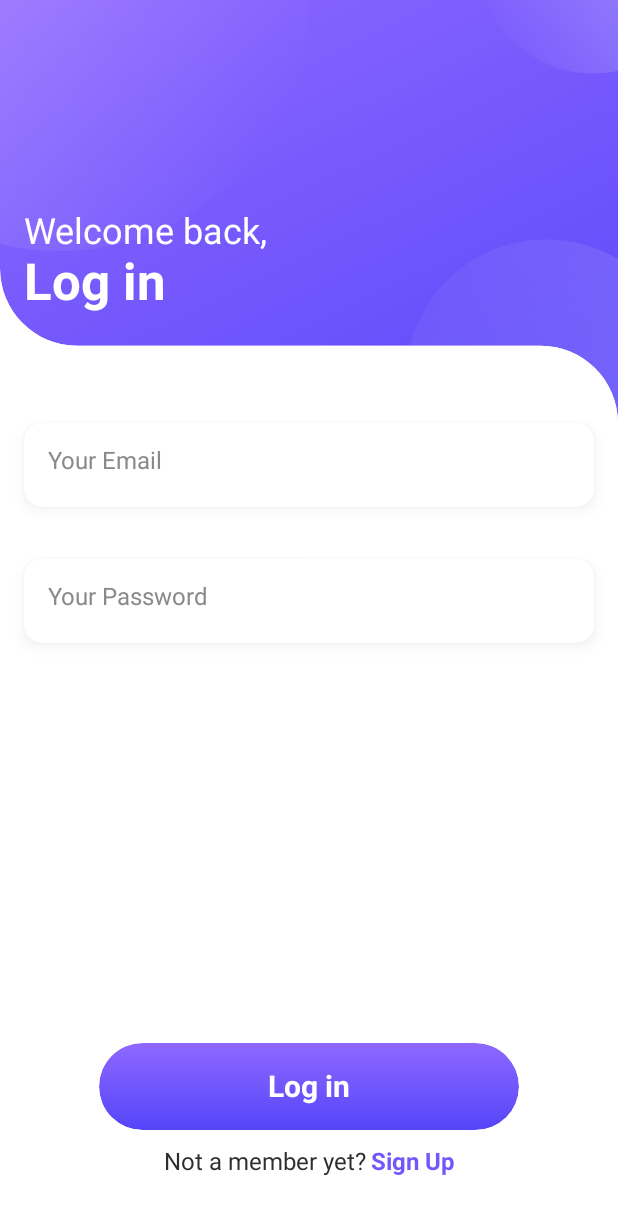
After one commit to theuniking/TrueEmotions, an Android app built with Jetpack Compose: the composable LoginScreen shown on its own in the app's theme, on a phone screen of 412 x 824 dp. The commit adds this screen. Shown: the top 1215 px of the screen. Run offline under Robolectric (Android 15) with nearby library versions, the phone set to English and light mode, and no system bars; our stand-ins replace Dagger/Hilt's generated code, accompanist; libraries missing offline, so code that uses them is left out: com.google.accompanist.navigation; 3 statements that could not run were skipped.

Commit message:
LoginScreen Implemented

```diff
--- a/app/build.gradle
+++ b/app/build.gradle
@@ -83,6 +83,7 @@ android {
 dependencies {
     implementation project(':lib:ui')
     implementation project(':lib:domain')
+    implementation project(':features:auth')
 
     implementation libs.bundles.androidx
 
--- a/app/src/main/AndroidManifest.xml
+++ b/app/src/main/AndroidManifest.xml
@@ -18,7 +18,6 @@
             android:configChanges="density|fontScale|keyboard|keyboardHidden|layoutDirection|locale|mcc|mnc|navigation|orientation|screenLayout|screenSize|smallestScreenSize|touchscreen|uiMode"
             android:launchMode="singleTask"
             android:screenOrientation="portrait"
-            android:windowSoftInputMode="adjustResize"
             android:theme="@style/SplashTheme"
             tools:ignore="LockedOrientationActivity">
             <intent-filter>
--- a/app/src/main/kotlin/com/verome/emotions/presentation/main/MainActivity.kt
+++ b/app/src/main/kotlin/com/verome/emotions/presentation/main/MainActivity.kt
@@ -42,7 +42,7 @@ class MainActivity : AppCompatActivity() {
                     modifier = Modifier
                         .padding(WindowInsets.navigationBars.asPaddingValues())
                         .fillMaxSize(),
-                    color = MaterialTheme.additionalColors.backgroundPrimary,
+                    color = MaterialTheme.additionalColors.background,
                 ) {
                     val uiState by viewModel.uiState.collectAsState()
                     splashScreen.setKeepOnScreenCondition {
--- a/app/src/main/kotlin/com/verome/emotions/presentation/main/MainContent.kt
+++ b/app/src/main/kotlin/com/verome/emotions/presentation/main/MainContent.kt
@@ -3,6 +3,7 @@ package com.verome.emotions.presentation.main
 import androidx.compose.runtime.Composable
 import androidx.compose.runtime.LaunchedEffect
 import androidx.compose.ui.platform.LocalLifecycleOwner
+import androidx.hilt.navigation.compose.hiltViewModel
 import androidx.lifecycle.Lifecycle
 import androidx.lifecycle.flowWithLifecycle
 import androidx.navigation.compose.NavHost
@@ -19,6 +20,7 @@ import com.verome.core.ui.navigation.OpenBottomSheetEvent
 import com.verome.core.ui.navigation.OpenScreenEvent
 import com.verome.core.ui.navigation.Screen
 import com.verome.core.ui.widgets.dialog.alert.ShowAlertDialog
+import com.verome.emotions.auth.presentation.login.LoginScreen
 
 @OptIn(ExperimentalMaterialNavigationApi::class)
 @Composable
@@ -60,14 +62,14 @@ internal fun MainContent(uiState: MainUiState, viewModel: MainViewModel) {
     ) {
         NavHost(
             navController = navController,
-            startDestination = Screen.Home.route,
+            startDestination = Screen.Auth.route,
         ) {
             navigation(
                 route = Screen.Auth.route,
                 startDestination = Screen.Auth.LogIn.route,
             ) {
                 composable(Screen.Auth.LogIn.route) {
-
+                    LoginScreen(viewModel = hiltViewModel())
                 }
                 composable(Screen.Auth.SignUp.route) {
 
--- /dev/null
+++ b/features/auth/src/main/AndroidManifest.xml
@@ -0,0 +1,2 @@
+<?xml version="1.0" encoding="utf-8"?>
+<manifest />
--- /dev/null
+++ b/features/auth/src/main/kotlin/com/verome/emotions/auth/presentation/login/LoginContent.kt
@@ -0,0 +1,103 @@
+package com.verome.emotions.auth.presentation.login
+
+import androidx.compose.foundation.Image
+import androidx.compose.foundation.clickable
+import androidx.compose.foundation.layout.Box
+import androidx.compose.foundation.layout.Column
+import androidx.compose.foundation.layout.Row
+import androidx.compose.foundation.layout.Spacer
+import androidx.compose.foundation.layout.fillMaxWidth
+import androidx.compose.foundation.layout.height
+import androidx.compose.foundation.layout.padding
+import androidx.compose.foundation.layout.width
+import androidx.compose.material.MaterialTheme
+import androidx.compose.material.Text
+import androidx.compose.runtime.Composable
+import androidx.compose.ui.Alignment
+import androidx.compose.ui.Modifier
+import androidx.compose.ui.graphics.vector.ImageVector
+import androidx.compose.ui.layout.ContentScale
+import androidx.compose.ui.res.vectorResource
+import androidx.compose.ui.unit.dp
+import com.verome.auth.R
+import com.verome.core.domain.empty
+import com.verome.core.ui.input.CommonInputField
+import com.verome.core.ui.theme.additionalColors
+import com.verome.core.ui.theme.bold
+import com.verome.core.ui.widgets.button.DefaultButton
+
+@Composable
+internal fun LoginContent(
+    uiState: LoginUiState,
+    controller: LoginController,
+) {
+    Column {
+        Box {
+            Image(
+                modifier = Modifier.fillMaxWidth(),
+                imageVector = ImageVector.vectorResource(id = R.drawable.bg_abstract_illustration),
+                contentDescription = null,
+                contentScale = ContentScale.FillWidth,
+                alignment = Alignment.BottomStart,
+            )
+            Column(
+                modifier = Modifier
+                    .align(Alignment.BottomStart)
+                    .padding(bottom = 74.dp, start = 16.dp),
+            ) {
+                Text(
+                    text = "Welcome back,",
+                    style = MaterialTheme.typography.h2,
+                    color = MaterialTheme.additionalColors.coreWhite,
+                )
+                Text(
+                    text = "Log in",
+                    style = MaterialTheme.typography.h1.bold(),
+                    color = MaterialTheme.additionalColors.coreWhite,
+                )
+            }
+        }
+        Column(
+            modifier = Modifier.padding(
+                horizontal = 16.dp,
+            ),
+            horizontalAlignment = Alignment.CenterHorizontally,
+        ) {
+            CommonInputField(
+                text = uiState.email,
+                onValueChange = controller::onEmailFieldChange,
+                placeholderText = "Your Email",
+                errorText = String.empty,
+                trailingIconRes = if (uiState.emailError != null) R.drawable.ic_disapprove else null,
+            )
+            Spacer(modifier = Modifier.height(8.dp))
+            CommonInputField(
+                text = uiState.password,
+                onValueChange = controller::onPasswordFieldChange,
+                placeholderText = "Your Password",
+                errorText = String.empty,
+            )
+            Spacer(modifier = Modifier.weight(1f))
+            DefaultButton(
+                text = "Log in",
+                onClick = controller::onLoginButtonClick,
+                modifier = Modifier.fillMaxWidth(),
+            )
+            Spacer(modifier = Modifier.height(12.dp))
+            Row {
+                Text(
+                    text = "Not a member yet?",
+                    style = MaterialTheme.typography.body1,
+                )
+                Spacer(modifier = Modifier.width(3.dp))
+                Text(
+                    text = "Sign Up",
+                    modifier = Modifier.clickable { controller.onRegisterButtonClick() },
+                    style = MaterialTheme.typography.body1.bold(),
+                    color = MaterialTheme.additionalColors.btnText,
+                )
+            }
+            Spacer(modifier = Modifier.height(40.dp))
+        }
+    }
+}
--- /dev/null
+++ b/features/auth/src/main/kotlin/com/verome/emotions/auth/presentation/login/LoginController.kt
@@ -0,0 +1,12 @@
+package com.verome.emotions.auth.presentation.login
+
+import androidx.compose.runtime.Stable
+
+@Stable
+internal interface LoginController {
+    fun onEmailFieldChange(email: String)
+    fun onPasswordFieldChange(password: String)
+    fun changePasswordVisibility()
+    fun onLoginButtonClick()
+    fun onRegisterButtonClick()
+}
--- /dev/null
+++ b/features/auth/src/main/kotlin/com/verome/emotions/auth/presentation/login/LoginScreen.kt
@@ -0,0 +1,11 @@
+package com.verome.emotions.auth.presentation.login
+
+import androidx.compose.runtime.Composable
+import androidx.compose.runtime.collectAsState
+import androidx.compose.runtime.getValue
+
+@Composable
+fun LoginScreen(viewModel: LoginViewModel) {
+    val uiState by viewModel.uiState.collectAsState()
+    LoginContent(uiState = uiState, controller = viewModel)
+}
--- /dev/null
+++ b/features/auth/src/main/kotlin/com/verome/emotions/auth/presentation/login/LoginUiState.kt
@@ -0,0 +1,14 @@
+package com.verome.emotions.auth.presentation.login
+
+import androidx.compose.runtime.Stable
+import com.verome.core.domain.localization.string.VmRes
+
+@Stable
+internal data class LoginUiState(
+    val email: String,
+    val password: String,
+    val emailError: VmRes<CharSequence>? = null,
+    val passwordError: VmRes<CharSequence>? = null,
+    val isPasswordVisible: Boolean = false,
+    val isLoginEnabled: Boolean = false,
+)
--- /dev/null
+++ b/features/auth/src/main/kotlin/com/verome/emotions/auth/presentation/login/LoginViewModel.kt
@@ -0,0 +1,41 @@
+package com.verome.emotions.auth.presentation.login
+
+import com.verome.core.domain.empty
+import com.verome.core.ui.base.BaseViewModel
+import com.verome.core.ui.extension.tryToUpdate
+import kotlinx.coroutines.flow.MutableStateFlow
+import kotlinx.coroutines.flow.StateFlow
+import kotlinx.coroutines.flow.asStateFlow
+
+class LoginViewModel() : BaseViewModel(), LoginController {
+    private val _uiState = MutableStateFlow(
+        LoginUiState(email = String.empty, password = String.empty),
+    )
+    internal val uiState: StateFlow<LoginUiState> = _uiState.asStateFlow()
+
+    override fun onEmailFieldChange(email: String) {
+        _uiState.tryToUpdate {
+            it.copy(email = email, emailError = null)
+        }
+    }
+
+    override fun onPasswordFieldChange(password: String) {
+        _uiState.tryToUpdate {
+            it.copy(password = password, passwordError = null)
+        }
+    }
+
+    override fun changePasswordVisibility() {
+        _uiState.tryToUpdate {
+            it.copy(isPasswordVisible = !uiState.value.isPasswordVisible)
+        }
+    }
+
+    override fun onLoginButtonClick() {
+        // TODO: Implement next screen navigation
+    }
+
+    override fun onRegisterButtonClick() {
+        // TODO: Implement next screen navigation
+    }
+}
--- /dev/null
+++ b/features/auth/src/main/res/drawable/bg_abstract_illustration.xml
@@ -0,0 +1,69 @@
+<vector xmlns:android="http://schemas.android.com/apk/res/android"
+    xmlns:aapt="http://schemas.android.com/aapt"
+    android:width="320dp"
+    android:height="219dp"
+    android:viewportWidth="320"
+    android:viewportHeight="219">
+  <group>
+    <clip-path
+        android:pathData="M320,0H0V139C0,161.09 17.91,179 40,179H280C302.09,179 320,196.91 320,219V179V0Z"
+        android:fillType="evenOdd"/>
+    <path
+        android:pathData="M320,0H0V139C0,161.09 17.91,179 40,179H280C302.09,179 320,196.91 320,219V179V0Z"
+        android:fillType="evenOdd">
+      <aapt:attr name="android:fillColor">
+        <gradient
+            android:startX="24.15"
+            android:startY="-14.46"
+            android:endX="192.42"
+            android:endY="334.27"
+            android:type="linear">
+          <item android:offset="0" android:color="#FF8F68FF"/>
+          <item android:offset="1" android:color="#FF5445F9"/>
+        </gradient>
+      </aapt:attr>
+    </path>
+    <path
+        android:pathData="M283,197m-73,0a73,73 0,1 1,146 0a73,73 0,1 1,-146 0">
+      <aapt:attr name="android:fillColor">
+        <gradient
+            android:startX="168.5"
+            android:startY="135"
+            android:endX="364.85"
+            android:endY="265.21"
+            android:type="linear">
+          <item android:offset="0" android:color="#00FFFFFF"/>
+          <item android:offset="1" android:color="#30FFFFFF"/>
+        </gradient>
+      </aapt:attr>
+    </path>
+    <path
+        android:pathData="M30.5,0.5m-129.5,0a129.5,129.5 0,1 1,259 0a129.5,129.5 0,1 1,-259 0">
+      <aapt:attr name="android:fillColor">
+        <gradient
+            android:startX="-47.98"
+            android:startY="-59.02"
+            android:endX="160"
+            android:endY="41.7"
+            android:type="linear">
+          <item android:offset="0" android:color="#30FFFFFF"/>
+          <item android:offset="1" android:color="#00FFFFFF"/>
+        </gradient>
+      </aapt:attr>
+    </path>
+    <path
+        android:pathData="M307,-22m-60,0a60,60 0,1 1,120 0a60,60 0,1 1,-120 0">
+      <aapt:attr name="android:fillColor">
+        <gradient
+            android:startX="317"
+            android:startY="-26.5"
+            android:endX="247"
+            android:endY="6"
+            android:type="linear">
+          <item android:offset="0" android:color="#30FFFFFF"/>
+          <item android:offset="1" android:color="#00FFFFFF"/>
+        </gradient>
+      </aapt:attr>
+    </path>
+  </group>
+</vector>
--- /dev/null
+++ b/features/auth/src/main/res/drawable/ic_disapprove.xml
@@ -0,0 +1,9 @@
+<vector xmlns:android="http://schemas.android.com/apk/res/android"
+    android:width="23dp"
+    android:height="23dp"
+    android:viewportWidth="23"
+    android:viewportHeight="23">
+  <path
+      android:pathData="M19.812,4.184C15.522,-0.095 8.482,-0.095 4.193,4.184C-0.097,8.464 -0.097,15.486 4.193,19.765C8.482,24.045 15.412,24.045 19.702,19.765C23.992,15.486 24.102,8.464 19.812,4.184ZM15.788,15.879C15.398,16.268 14.766,16.268 14.376,15.879L12.002,13.511L9.629,15.879C9.238,16.268 8.606,16.268 8.216,15.879L8.092,15.755C7.7,15.365 7.7,14.73 8.092,14.339L10.462,11.975L8.092,9.611C7.7,9.22 7.7,8.585 8.092,8.195L8.216,8.071C8.606,7.682 9.238,7.682 9.629,8.071L12.002,10.439L14.376,8.071C14.766,7.682 15.398,7.682 15.788,8.071L15.913,8.195C16.304,8.585 16.304,9.22 15.913,9.611L13.542,11.975L15.913,14.339C16.304,14.73 16.304,15.365 15.913,15.755L15.788,15.879Z"
+      android:fillColor="#D97C7C"/>
+</vector>
--- a/lib/ui/src/main/kotlin/com/verome/core/ui/input/CommonInputField.kt
+++ b/lib/ui/src/main/kotlin/com/verome/core/ui/input/CommonInputField.kt
@@ -1,7 +1,11 @@
 package com.verome.core.ui.input
 
 import androidx.compose.foundation.border
+import androidx.compose.foundation.layout.Column
+import androidx.compose.foundation.layout.IntrinsicSize
 import androidx.compose.foundation.layout.fillMaxWidth
+import androidx.compose.foundation.layout.height
+import androidx.compose.foundation.layout.padding
 import androidx.compose.foundation.layout.size
 import androidx.compose.foundation.shape.CornerSize
 import androidx.compose.foundation.text.KeyboardActions
@@ -18,6 +22,8 @@ import androidx.compose.runtime.mutableStateOf
 import androidx.compose.runtime.remember
 import androidx.compose.runtime.setValue
 import androidx.compose.ui.Modifier
+import androidx.compose.ui.draw.clip
+import androidx.compose.ui.draw.shadow
 import androidx.compose.ui.focus.onFocusChanged
 import androidx.compose.ui.graphics.Color
 import androidx.compose.ui.graphics.ColorFilter
@@ -36,6 +42,7 @@ import com.verome.core.ui.theme.additionalColors
 fun CommonInputField(
     modifier: Modifier = Modifier,
     text: String,
+    errorText: String? = null,
     onValueChange: (String) -> Unit,
     trailingIconRes: Any? = null,
     trailingIconColor: Color = MaterialTheme.additionalColors.icon,
@@ -45,7 +52,7 @@ fun CommonInputField(
     maxLines: Int = 1,
     colors: TextFieldColors = TextFieldDefaults.textFieldColors(
         textColor = MaterialTheme.additionalColors.textMain,
-        backgroundColor = MaterialTheme.additionalColors.background,
+        backgroundColor = MaterialTheme.additionalColors.coreWhite,
         disabledIndicatorColor = Color.Unspecified,
         errorIndicatorColor = Color.Unspecified,
         focusedIndicatorColor = Color.Unspecified,
@@ -65,6 +72,7 @@ fun CommonInputField(
         onClick = { onClickTrailingIcon?.invoke() },
     )
 
+    Column {
         TextField(
             modifier = modifier
                 .fillMaxWidth()
@@ -74,10 +82,19 @@ fun CommonInputField(
                         isFocused -> MaterialTheme.additionalColors.stroke
                         else -> Color.Transparent
                     },
+                    shape = shape,
                 )
                 .onFocusChanged {
                     isFocused = it.hasFocus
-            },
+                }
+                .height(IntrinsicSize.Min)
+                .shadow(
+                    elevation = 5.dp,
+                    shape = shape,
+                    spotColor = MaterialTheme.additionalColors.btnDisabledGradientFirst,
+                    ambientColor = MaterialTheme.additionalColors.btnDisabledGradientSecond,
+                )
+                .clip(shape),
             value = text,
             onValueChange = onValueChange,
             trailingIcon = trailingIcon,
@@ -96,6 +113,16 @@ fun CommonInputField(
             visualTransformation = if (isFocused || text.isNotEmpty()) visualTransformation else VisualTransformation.None,
             keyboardActions = keyboardActions,
         )
+        if (errorText != null) {
+            Text(
+                modifier = Modifier
+                    .fillMaxWidth()
+                    .padding(top = 8.dp),
+                text = errorText,
+                color = MaterialTheme.additionalColors.error,
+            )
+        }
+    }
 }
 
 @Composable
--- a/lib/ui/src/main/kotlin/com/verome/core/ui/widgets/button/DefaultButton.kt
+++ b/lib/ui/src/main/kotlin/com/verome/core/ui/widgets/button/DefaultButton.kt
@@ -10,6 +10,7 @@ import androidx.compose.material.ButtonDefaults
 import androidx.compose.material.MaterialTheme
 import androidx.compose.material.Text
 import androidx.compose.runtime.Composable
+import androidx.compose.ui.Alignment
 import androidx.compose.ui.Modifier
 import androidx.compose.ui.graphics.Brush
 import androidx.compose.ui.graphics.Color
@@ -20,6 +21,8 @@ import androidx.compose.ui.unit.dp
 import com.verome.core.ui.theme.AppTheme
 import com.verome.core.ui.theme.ButtonShape
 import com.verome.core.ui.theme.additionalColors
+import com.verome.core.ui.theme.bold
+import com.verome.core.ui.widgets.button.extension.zeroElevation
 
 @Composable
 fun DefaultButton(
@@ -27,7 +30,7 @@ fun DefaultButton(
     modifier: Modifier = Modifier,
     enabled: Boolean = true,
     onClick: () -> Unit,
-    style: TextStyle = MaterialTheme.typography.button,
+    style: TextStyle = MaterialTheme.typography.button.bold(),
     colors: Brush? = null,
     shape: CornerBasedShape = MaterialTheme.shapes.ButtonShape,
     contentPadding: PaddingValues = PaddingValues(horizontal = 74.dp, vertical = 17.dp),
@@ -41,10 +44,11 @@ fun DefaultButton(
     },
 ) {
     Button(
-        modifier = modifier,
+        modifier = Modifier.padding(horizontal = 50.dp),
+        contentPadding = PaddingValues(0.dp),
         enabled = enabled,
         onClick = onClick,
-        elevation = ButtonDefaults.elevation(),
+        elevation = ButtonDefaults.zeroElevation(),
         colors = ButtonDefaults.buttonColors(
             backgroundColor = Color.Transparent,
             disabledBackgroundColor = Color.Transparent,
@@ -52,7 +56,7 @@ fun DefaultButton(
         shape = shape,
     ) {
         Box(
-            modifier = Modifier
+            modifier = modifier
                 .background(
                     brush = when {
                         colors != null -> colors
@@ -76,6 +80,7 @@ fun DefaultButton(
                     },
                     shape = MaterialTheme.shapes.ButtonShape,
                 ),
+            contentAlignment = Alignment.Center,
         ) {
             content()
         }
--- /dev/null
+++ b/lib/ui/src/main/kotlin/com/verome/core/ui/widgets/button/extension/ButtonExt.kt
@@ -0,0 +1,16 @@
+package com.verome.core.ui.widgets.button.extension
+
+import androidx.compose.material.ButtonDefaults
+import androidx.compose.material.ButtonElevation
+import androidx.compose.runtime.Composable
+import androidx.compose.ui.unit.dp
+
+@Composable
+fun ButtonDefaults.zeroElevation(): ButtonElevation {
+    return elevation(
+        defaultElevation = 0.dp,
+        pressedElevation = 0.dp,
+        hoveredElevation = 0.dp,
+        focusedElevation = 0.dp,
+    )
+}
--- a/settings.gradle
+++ b/settings.gradle
@@ -113,3 +113,5 @@ include ':lib'
 include ':lib:ui'
 include ':lib:domain'
 include ':lib:data'
+include ':features'
+include ':features:auth'
```
Also changed, not shown: features/auth/build.gradle (added, +54 -0 lines), features/auth/src/main/res/drawable/ic_approve.xml (added, +10 -0 lines), lib/ui/src/main/kotlin/com/verome/core/ui/theme/Typography.kt (+38 -1 lines), 1 other file. Lines whose indentation alone changed are shown as unchanged.
